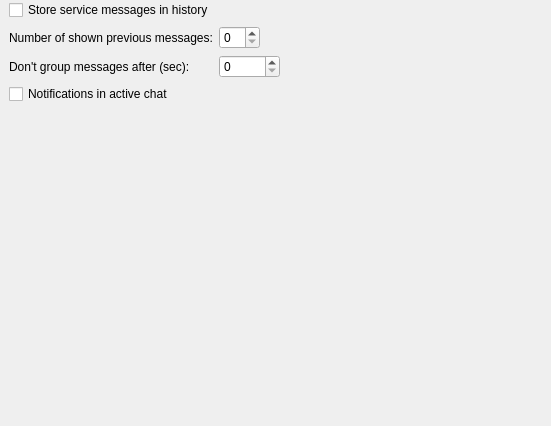
This is src/corelayers/adiumchat/chatforms/symbianchatform/settings/stackedchatbehavior.ui in euroelessar/qutim as Qt 5 draws it before an edit. The edited form follows.
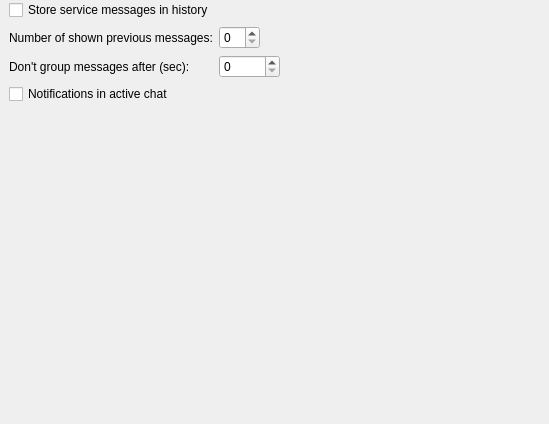
This is the edited form.

Diff of the .ui file:
```diff
--- a/src/corelayers/adiumchat/chatforms/symbianchatform/settings/stackedchatbehavior.ui
+++ b/src/corelayers/adiumchat/chatforms/symbianchatform/settings/stackedchatbehavior.ui
@@ -6,8 +6,8 @@
    <rect>
     <x>0</x>
     <y>0</y>
-    <width>551</width>
-    <height>426</height>
+    <width>549</width>
+    <height>424</height>
    </rect>
   </property>
   <property name="windowTitle">
@@ -39,8 +39,8 @@
        <rect>
         <x>0</x>
         <y>0</y>
-        <width>542</width>
-        <height>426</height>
+        <width>540</width>
+        <height>424</height>
        </rect>
       </property>
       <layout class="QFormLayout" name="formLayout">
```
